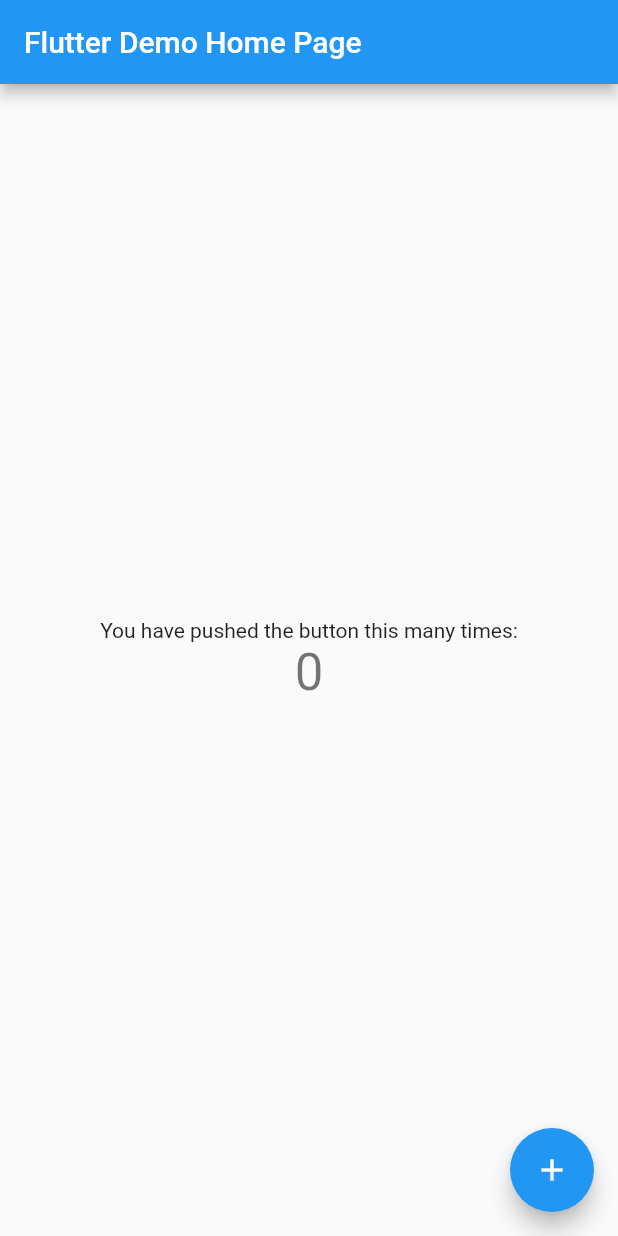
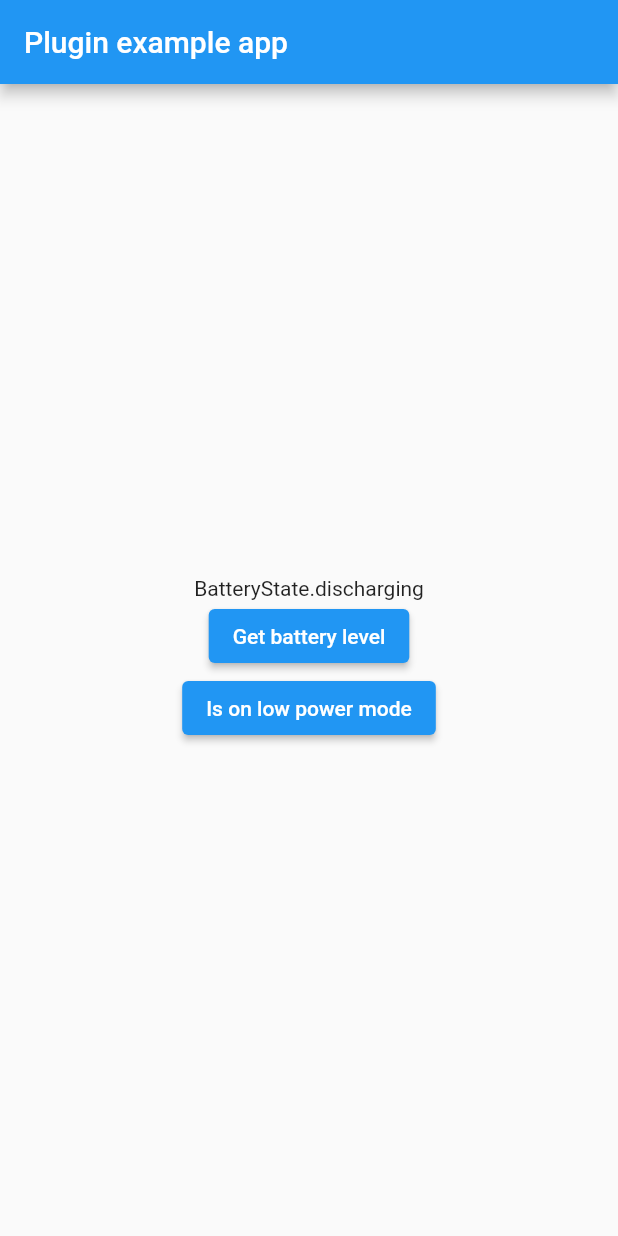
Before and after one commit to Umigishi-Aoi/BatteryPlusSample, a Flutter app: the screen it shows after launch, on a phone screen of 412 x 824 dp. Run offline on Flutter 3.47's test engine with Material 2 defaults, Android fonts, the phone set to English and light mode, and no system bars; our stand-ins replace battery_plus.

Commit message:
Add Comment

```diff
--- a/batteryplussample/lib/main.dart
+++ b/batteryplussample/lib/main.dart
@@ -1,4 +1,7 @@
+import 'dart:async';
+
 import 'package:flutter/material.dart';
+import 'package:battery_plus/battery_plus.dart';
 
 void main() {
   runApp(const MyApp());
@@ -9,58 +12,112 @@ class MyApp extends StatelessWidget {
 
   @override
   Widget build(BuildContext context) {
-    return MaterialApp(
-      title: 'Flutter Demo',
-      theme: ThemeData(
-        primarySwatch: Colors.blue,
-      ),
-      home: const MyHomePage(title: 'Flutter Demo Home Page'),
+    return const MaterialApp(
+      title: 'Battery Plus Demo',
+      // theme: ThemeData(
+      //   primarySwatch: Colors.blue,
+      // ),
+      home: BatteryPage(title: 'Battery Plus Demo'),
     );
   }
 }
 
-class MyHomePage extends StatefulWidget {
-  const MyHomePage({Key? key, required this.title}) : super(key: key);
-  final String title;
+class BatteryPage extends StatefulWidget {
+  const BatteryPage({Key? key, this.title}) : super(key: key);
+
+  final String? title;
 
   @override
-  State<MyHomePage> createState() => _MyHomePageState();
+  _BatteryPageState createState() => _BatteryPageState();
 }
 
-class _MyHomePageState extends State<MyHomePage> {
-  int _counter = 0;
+class _BatteryPageState extends State<BatteryPage> {
+  //バッテリーのインスタンスを取得
+  final Battery _battery = Battery();
 
-  void _incrementCounter() {
-    setState(() {
-      _counter++;
-    });
+  //バッテリーの状態(充電中等)をStateとして保持
+  BatteryState? _batteryState;
+  //StreamSubscriptionで監視する（初期化はinitStateで行う）
+  StreamSubscription<BatteryState>? _batteryStateSubscription;
+
+  @override
+  void initState() {
+    super.initState();
+    //Batteryの状態の変化を検知し、setStateするように設定
+    _batteryStateSubscription =
+        _battery.onBatteryStateChanged.listen((BatteryState state) {
+          setState(() {
+            _batteryState = state;
+          });
+        });
   }
 
   @override
   Widget build(BuildContext context) {
     return Scaffold(
       appBar: AppBar(
-        title: Text(widget.title),
+        title: const Text('Plugin example app'),
       ),
       body: Center(
         child: Column(
           mainAxisAlignment: MainAxisAlignment.center,
-          children: <Widget>[
-            const Text(
-              'You have pushed the button this many times:',
+          children: [
+
+            //バッテリーの状態を表示
+            Text('$_batteryState'),
+            ElevatedButton(
+              onPressed: () async {
+                //充電残量の取得
+                final batteryLevel = await _battery.batteryLevel;
+                showDialog<void>(
+                  context: context,
+                  builder: (_) => AlertDialog(
+                    content: Text('Battery: $batteryLevel%'),
+                    actions: <Widget>[
+                      TextButton(
+                        onPressed: () {
+                          Navigator.pop(context);
+                        },
+                        child: const Text('OK'),
+                      )
+                    ],
+                  ),
+                );
+              },
+              child: const Text('Get battery level'),
             ),
-            Text(
-              '$_counter',
-              style: Theme.of(context).textTheme.headline4,
-            ),
+            ElevatedButton(
+                onPressed: () async {
+                  //パワーセーブモードか否かの取得
+                  final isInPowerSaveMode = await _battery.isInBatterySaveMode;
+                  showDialog<void>(
+                    context: context,
+                    builder: (_) => AlertDialog(
+                      content: Text('Is on low power mode: $isInPowerSaveMode'),
+                      actions: <Widget>[
+                        TextButton(
+                          onPressed: () {
+                            Navigator.pop(context);
+                          },
+                          child: const Text('OK'),
+                        )
+                      ],
+                    ),
+                  );
+                },
+                child: const Text('Is on low power mode'))
           ],
         ),
       ),
-      floatingActionButton: FloatingActionButton(
-        onPressed: _incrementCounter,
-        tooltip: 'Increment',
-        child: const Icon(Icons.add),
-      ),
     );
   }
+
+  @override
+  void dispose() {
+    super.dispose();
+    //Subscriptionのストップ
+    if (_batteryStateSubscription != null) {
+      _batteryStateSubscription!.cancel();
+    }
+  }
 }
--- a/batteryplussample/pubspec.yaml
+++ b/batteryplussample/pubspec.yaml
@@ -29,7 +29,7 @@ environment:
 dependencies:
   flutter:
     sdk: flutter
-
+  battery_plus: ^2.0.1
 
   # The following adds the Cupertino Icons font to your application.
   # Use with the CupertinoIcons class for iOS style icons.
```
Also changed, not shown: batteryplussample/pubspec.lock, 6 other files.
